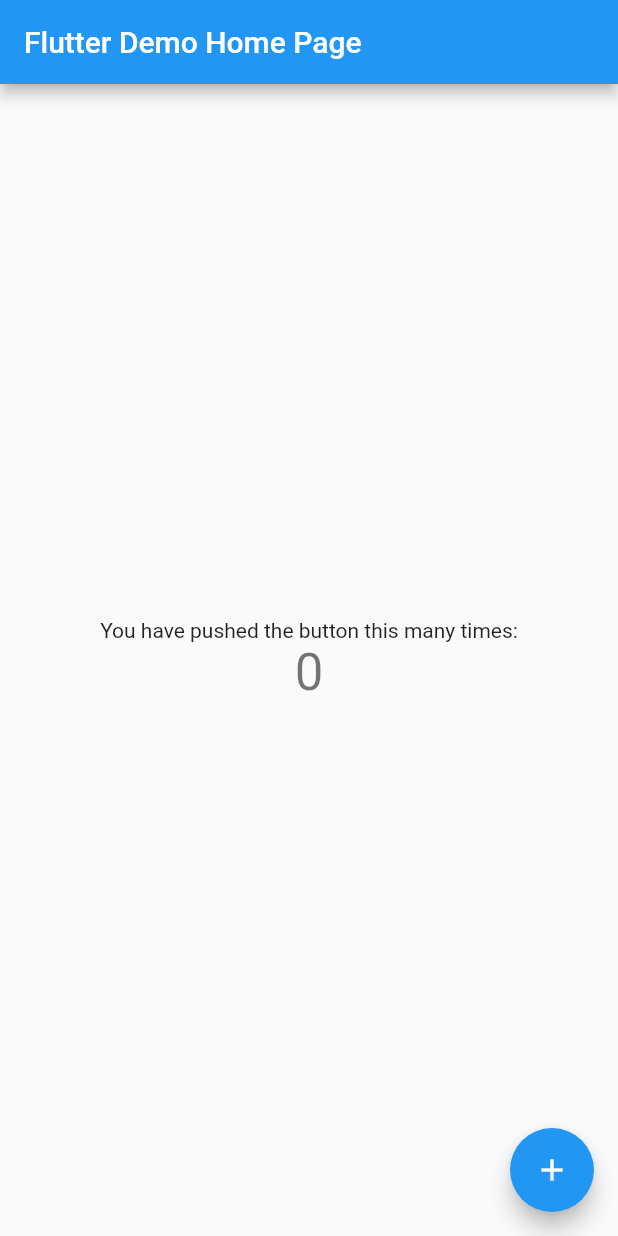
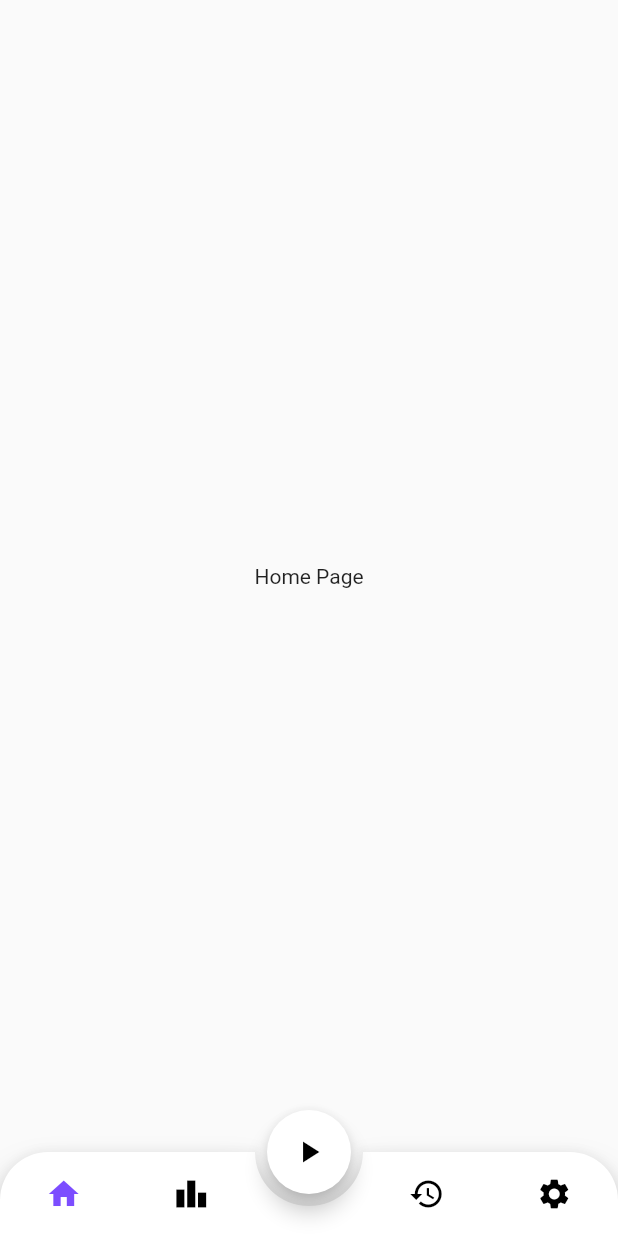
Before and after one commit to ngthailam/janken-app, a Flutter app: the screen it shows after launch, on a phone screen of 412 x 824 dp. Run offline on Flutter 3.47's test engine with Material 2 defaults, Android fonts, the phone set to English and light mode, and no system bars; drawn by our look-alikes of animated_bottom_navigation_bar; our stand-ins replace flutter_bloc, get_it, injectable.

Commit message:
Build app skeleton

```diff
--- /dev/null
+++ b/lib/core/app_router.dart
@@ -0,0 +1,25 @@
+import 'package:flutter/material.dart';
+import 'package:janken_app/features/game/game_page.dart';
+import 'package:janken_app/features/main/main_page.dart';
+
+class AppRouter {
+  static const String main = '/';
+  static const String game = '/game';
+
+  static generateRoute(RouteSettings settings) {
+    switch (settings.name) {
+      case main:
+        return MaterialPageRoute(
+          builder: (context) => const MainPage(),
+          settings: settings,
+        );
+      case game:
+        return MaterialPageRoute(
+          builder: (context) => GamePage(),
+          settings: settings,
+        );
+      default:
+        return Container();
+    }
+  }
+}
--- /dev/null
+++ b/lib/features/game/bloc/game_page_state.dart
@@ -0,0 +1,3 @@
+class GamePageState {
+
+}
--- /dev/null
+++ b/lib/features/home/home_page.dart
@@ -0,0 +1,14 @@
+import 'package:flutter/material.dart';
+
+class HomePage extends StatelessWidget {
+  const HomePage({Key? key}) : super(key: key);
+
+  @override
+  Widget build(BuildContext context) {
+    return Scaffold(
+      body: Center(
+        child: Text('Home Page'),
+      ),
+    );
+  }
+}
--- /dev/null
+++ b/lib/features/main/main_page.dart
@@ -0,0 +1,91 @@
+import 'package:animated_bottom_navigation_bar/animated_bottom_navigation_bar.dart';
+import 'package:flutter/material.dart';
+import 'package:janken_app/core/app_router.dart';
+import 'package:janken_app/features/home/home_page.dart';
+import 'package:janken_app/features/leaderboard/leaderboard_page.dart';
+import 'package:janken_app/features/match_history/match_history_page.dart';
+import 'package:janken_app/features/stats/stats_page.dart';
+
+class MainPage extends StatefulWidget {
+  const MainPage({Key? key}) : super(key: key);
+
+  @override
+  State<MainPage> createState() => _MainPageState();
+}
+
+class _MainPageState extends State<MainPage> {
+  int _activeIndex = 0;
+
+  late PageController _pageController;
+
+  @override
+  void initState() {
+    super.initState();
+    _pageController = PageController(keepPage: true);
+  }
+
+  @override
+  void dispose() {
+    _pageController.dispose();
+    super.dispose();
+  }
+
+  void _onTap(int index) {
+    if (_activeIndex == index) return;
+    _activeIndex = index;
+
+    setState(() {
+      _pageController.jumpToPage(_activeIndex);
+    });
+  }
+
+  void _onPageChanged(int pageIndex) {
+    if (pageIndex == _activeIndex) return;
+    setState(() {
+      _activeIndex = pageIndex;
+    });
+  }
+
+  @override
+  Widget build(BuildContext context) {
+    return Scaffold(
+      body: PageView(
+        controller: _pageController,
+        onPageChanged: _onPageChanged,
+        allowImplicitScrolling: false,
+        children: const [
+          HomePage(),
+          LeaderboardPage(),
+          MatchHistoryPage(),
+          StatsPage(),
+        ],
+      ), //destination screen
+      floatingActionButton: FloatingActionButton(
+        backgroundColor: Colors.white,
+        child: const Icon(
+          Icons.play_arrow,
+          color: Colors.black,
+        ),
+        onPressed: () {
+          Navigator.of(context).pushNamed(AppRouter.game);
+        },
+      ),
+      floatingActionButtonLocation: FloatingActionButtonLocation.centerDocked,
+      bottomNavigationBar: AnimatedBottomNavigationBar(
+        icons: const [
+          Icons.home,
+          Icons.leaderboard,
+          Icons.history,
+          Icons.settings
+        ],
+        activeIndex: _activeIndex,
+        gapLocation: GapLocation.center,
+        notchSmoothness: NotchSmoothness.softEdge,
+        leftCornerRadius: 32,
+        rightCornerRadius: 32,
+        onTap: _onTap,
+        //other params
+      ),
+    );
+  }
+}
--- a/lib/main.dart
+++ b/lib/main.dart
@@ -1,6 +1,22 @@
 import 'package:flutter/material.dart';
+import 'package:get_it/get_it.dart';
+import 'package:injectable/injectable.dart';
+import 'package:janken_app/core/app_router.dart';
+import 'package:janken_app/main.config.dart';
 
+// This is our global ServiceLocator
+final GetIt getIt = GetIt.instance;
+
+@InjectableInit(
+  initializerName: r'$initGetIt', // default
+  preferRelativeImports: true, // default
+  asExtension: false, // default
+)
+void configureDependencies() => $initGetIt(getIt);
 void main() {
+  WidgetsFlutterBinding.ensureInitialized();
+  configureDependencies();
+
   runApp(const MyApp());
 }
 
@@ -11,105 +27,12 @@ class MyApp extends StatelessWidget {
   @override
   Widget build(BuildContext context) {
     return MaterialApp(
-      title: 'Flutter Demo',
-      theme: ThemeData(
-        // This is the theme of your application.
-        //
-        // Try running your application with "flutter run". You'll see the
-        // application has a blue toolbar. Then, without quitting the app, try
-        // changing the primarySwatch below to Colors.green and then invoke
-        // "hot reload" (press "r" in the console where you ran "flutter run",
-        // or simply save your changes to "hot reload" in a Flutter IDE).
-        // Notice that the counter didn't reset back to zero; the application
-        // is not restarted.
-        primarySwatch: Colors.blue,
-      ),
-      home: const MyHomePage(title: 'Flutter Demo Home Page'),
+      title: 'Janken App',
+      debugShowCheckedModeBanner: false,
+      theme: ThemeData(),
+      onGenerateRoute: (RouteSettings settings) =>
+          AppRouter.generateRoute(settings),
+      initialRoute: AppRouter.main,
     );
   }
 }
-
-class MyHomePage extends StatefulWidget {
-  const MyHomePage({Key? key, required this.title}) : super(key: key);
-
-  // This widget is the home page of your application. It is stateful, meaning
-  // that it has a State object (defined below) that contains fields that affect
-  // how it looks.
-
-  // This class is the configuration for the state. It holds the values (in this
-  // case the title) provided by the parent (in this case the App widget) and
-  // used by the build method of the State. Fields in a Widget subclass are
-  // always marked "final".
-
-  final String title;
-
-  @override
-  State<MyHomePage> createState() => _MyHomePageState();
-}
-
-class _MyHomePageState extends State<MyHomePage> {
-  int _counter = 0;
-
-  void _incrementCounter() {
-    setState(() {
-      // This call to setState tells the Flutter framework that something has
-      // changed in this State, which causes it to rerun the build method below
-      // so that the display can reflect the updated values. If we changed
-      // _counter without calling setState(), then the build method would not be
-      // called again, and so nothing would appear to happen.
-      _counter++;
-    });
-  }
-
-  @override
-  Widget build(BuildContext context) {
-    // This method is rerun every time setState is called, for instance as done
-    // by the _incrementCounter method above.
-    //
-    // The Flutter framework has been optimized to make rerunning build methods
-    // fast, so that you can just rebuild anything that needs updating rather
-    // than having to individually change instances of widgets.
-    return Scaffold(
-      appBar: AppBar(
-        // Here we take the value from the MyHomePage object that was created by
-        // the App.build method, and use it to set our appbar title.
-        title: Text(widget.title),
-      ),
-      body: Center(
-        // Center is a layout widget. It takes a single child and positions it
-        // in the middle of the parent.
-        child: Column(
-          // Column is also a layout widget. It takes a list of children and
-          // arranges them vertically. By default, it sizes itself to fit its
-          // children horizontally, and tries to be as tall as its parent.
-          //
-          // Invoke "debug painting" (press "p" in the console, choose the
-          // "Toggle Debug Paint" action from the Flutter Inspector in Android
-          // Studio, or the "Toggle Debug Paint" command in Visual Studio Code)
-          // to see the wireframe for each widget.
-          //
-          // Column has various properties to control how it sizes itself and
-          // how it positions its children. Here we use mainAxisAlignment to
-          // center the children vertically; the main axis here is the vertical
-          // axis because Columns are vertical (the cross axis would be
-          // horizontal).
-          mainAxisAlignment: MainAxisAlignment.center,
-          children: <Widget>[
-            const Text(
-              'You have pushed the button this many times:',
-            ),
-            Text(
-              '$_counter',
-              style: Theme.of(context).textTheme.headline4,
-            ),
-          ],
-        ),
-      ),
-      floatingActionButton: FloatingActionButton(
-        onPressed: _incrementCounter,
-        tooltip: 'Increment',
-        child: const Icon(Icons.add),
-      ), // This trailing comma makes auto-formatting nicer for build methods.
-    );
-  }
-}
```
Also changed, not shown: lib/data/repo/game_repo.dart (added, +8 -0 lines), lib/features/game/bloc/game_page_cubit.dart (added, +8 -0 lines), lib/features/game/game_page.dart (added, +21 -0 lines), lib/features/leaderboard/leaderboard_page.dart (added, +14 -0 lines), lib/features/match_history/match_history_page.dart (added, +14 -0 lines), lib/features/stats/stats_page.dart (added, +14 -0 lines), pubspec.yaml (+12 -7 lines), lib/main.config.dart (added), pubspec.lock.
